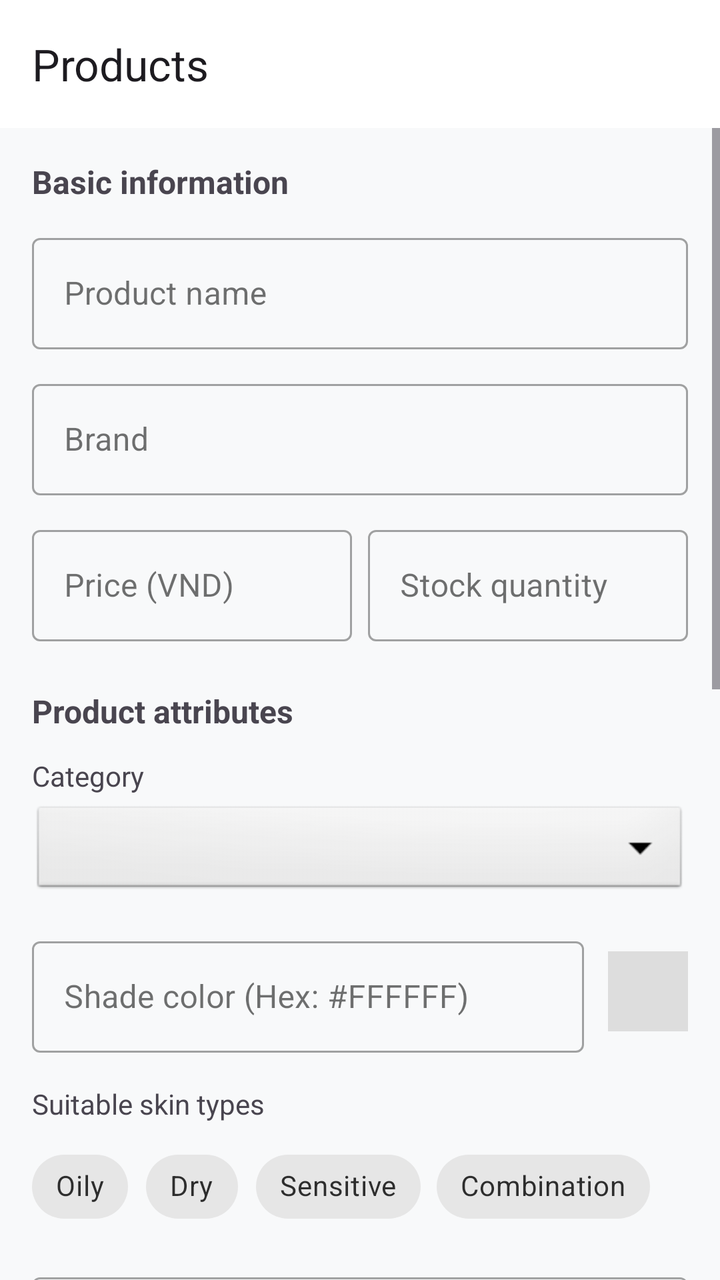
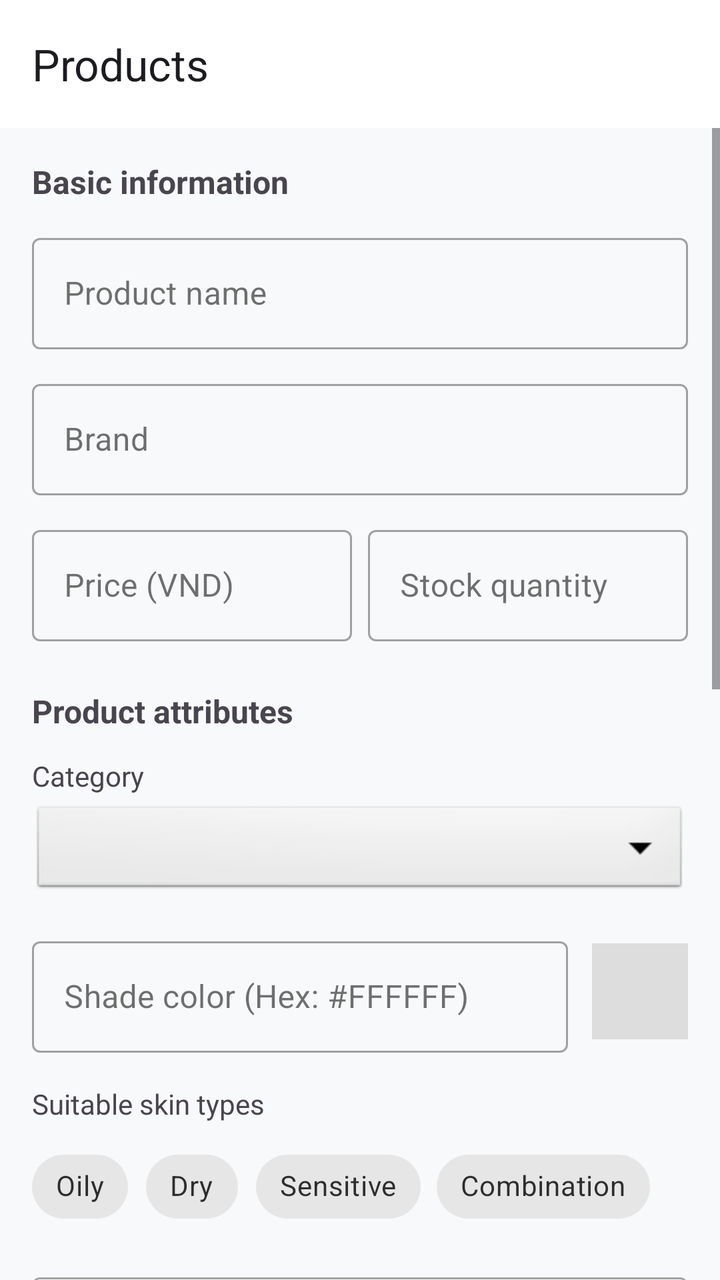

The first picture is an Android layout as it rendered before a commit; the second is the same layout after the commit. The layout source and the unified diff follow.
<!-- AndroidManifest.xml: application theme Theme.TirTirMCommerce -->
<!-- res/layout/activity_admin_product_form.xml -->
<?xml version="1.0" encoding="utf-8"?>
<androidx.coordinatorlayout.widget.CoordinatorLayout xmlns:android="http://schemas.android.com/apk/res/android"
    xmlns:app="http://schemas.android.com/apk/res-auto"
    android:layout_width="match_parent"
    android:layout_height="match_parent"
    android:background="#F8F9FA">

    <com.google.android.material.appbar.AppBarLayout
        android:layout_width="match_parent"
        android:layout_height="wrap_content">
        <androidx.appcompat.widget.Toolbar
            android:id="@+id/toolbarAdminProductForm"
            android:layout_width="match_parent"
            android:layout_height="?attr/actionBarSize"
            android:background="#FFFFFF"
            app:title="Products" />
    </com.google.android.material.appbar.AppBarLayout>

    <ScrollView
        android:layout_width="match_parent"
        android:layout_height="match_parent"
        app:layout_behavior="@string/appbar_scrolling_view_behavior">

        <LinearLayout
            android:layout_width="match_parent"
            android:layout_height="wrap_content"
            android:orientation="vertical"
            android:padding="16dp">

            
            <TextView
                android:layout_width="wrap_content"
                android:layout_height="wrap_content"
                android:text="Basic information"
                android:textStyle="bold"
                android:textSize="16sp"
                android:layout_marginBottom="12dp"/>

            <com.google.android.material.textfield.TextInputLayout
                android:layout_width="match_parent"
                android:layout_height="wrap_content"
                android:hint="Product name"
                android:layout_marginBottom="12dp"
                style="@style/Widget.MaterialComponents.TextInputLayout.OutlinedBox">
                <com.google.android.material.textfield.TextInputEditText
                    android:id="@+id/etProductName"
                    android:layout_width="match_parent"
                    android:layout_height="wrap_content" />
            </com.google.android.material.textfield.TextInputLayout>

            <com.google.android.material.textfield.TextInputLayout
                android:layout_width="match_parent"
                android:layout_height="wrap_content"
                android:hint="Brand"
                android:layout_marginBottom="12dp"
                style="@style/Widget.MaterialComponents.TextInputLayout.OutlinedBox">
                <com.google.android.material.textfield.TextInputEditText
                    android:id="@+id/etProductBrand"
                    android:layout_width="match_parent"
                    android:layout_height="wrap_content" />
            </com.google.android.material.textfield.TextInputLayout>

            <LinearLayout
                android:layout_width="match_parent"
                android:layout_height="wrap_content"
                android:orientation="horizontal"
                android:baselineAligned="false"
                android:layout_marginBottom="12dp">

                <com.google.android.material.textfield.TextInputLayout
                    android:layout_width="0dp"
                    android:layout_height="wrap_content"
                    android:layout_weight="1"
                    android:hint="Price (VND)"
                    android:layout_marginEnd="8dp"
                    style="@style/Widget.MaterialComponents.TextInputLayout.OutlinedBox">
                    <com.google.android.material.textfield.TextInputEditText
                        android:id="@+id/etProductPrice"
                        android:inputType="number"
                        android:layout_width="match_parent"
                        android:layout_height="wrap_content" />
                </com.google.android.material.textfield.TextInputLayout>

                <com.google.android.material.textfield.TextInputLayout
                    android:layout_width="0dp"
                    android:layout_height="wrap_content"
                    android:layout_weight="1"
                    android:hint="Stock quantity"
                    style="@style/Widget.MaterialComponents.TextInputLayout.OutlinedBox">
                    <com.google.android.material.textfield.TextInputEditText
                        android:id="@+id/etProductStock"
                        android:inputType="number"
                        android:layout_width="match_parent"
                        android:layout_height="wrap_content" />
                </com.google.android.material.textfield.TextInputLayout>
            </LinearLayout>

            
            <TextView
                android:layout_width="wrap_content"
                android:layout_height="wrap_content"
                android:text="Product attributes"
                android:textStyle="bold"
                android:textSize="16sp"
                android:layout_marginTop="12dp"
                android:layout_marginBottom="12dp"/>

            <TextView
                android:layout_width="wrap_content"
                android:layout_height="wrap_content"
                android:text="Category"
                android:textSize="14sp"
                android:layout_marginBottom="4dp"/>
            <Spinner
                android:id="@+id/spinnerCategory"
                android:layout_width="match_parent"
                android:layout_height="48dp"
                android:background="@android:drawable/btn_dropdown"
                android:layout_marginBottom="16dp"/>

            <LinearLayout
                android:layout_width="match_parent"
                android:layout_height="wrap_content"
                android:orientation="horizontal"
                android:gravity="center_vertical"
                android:layout_marginBottom="16dp">
                
                <com.google.android.material.textfield.TextInputLayout
                    android:layout_width="0dp"
                    android:layout_height="wrap_content"
                    android:layout_weight="1"
                    android:hint="Shade color (Hex: #FFFFFF)"
                    android:layout_marginEnd="12dp"
                    style="@style/Widget.MaterialComponents.TextInputLayout.OutlinedBox">
                    <com.google.android.material.textfield.TextInputEditText
                        android:id="@+id/etProductShadeHex"
                        android:layout_width="match_parent"
                        android:layout_height="wrap_content" />
                </com.google.android.material.textfield.TextInputLayout>

                <View
                    android:id="@+id/viewShadePreview"
                    android:layout_width="40dp"
                    android:layout_height="40dp"
                    android:background="#DDDDDD"
                    android:clickable="true"
                    android:focusable="true"/>
            </LinearLayout>

            <TextView
                android:layout_width="wrap_content"
                android:layout_height="wrap_content"
                android:text="Suitable skin types"
                android:textSize="14sp"
                android:layout_marginBottom="8dp"/>
            <com.google.android.material.chip.ChipGroup
                android:id="@+id/chipGroupSkinType"
                android:layout_width="match_parent"
                android:layout_height="wrap_content"
                android:layout_marginBottom="16dp"
                app:chipSpacing="8dp">
                <com.google.android.material.chip.Chip android:id="@+id/chipOily" style="@style/Widget.MaterialComponents.Chip.Filter" android:text="Oily" android:layout_width="wrap_content" android:layout_height="wrap_content"/>
                <com.google.android.material.chip.Chip android:id="@+id/chipDry" style="@style/Widget.MaterialComponents.Chip.Filter" android:text="Dry" android:layout_width="wrap_content" android:layout_height="wrap_content"/>
                <com.google.android.material.chip.Chip android:id="@+id/chipSensitive" style="@style/Widget.MaterialComponents.Chip.Filter" android:text="Sensitive" android:layout_width="wrap_content" android:layout_height="wrap_content"/>
                <com.google.android.material.chip.Chip android:id="@+id/chipCombination" style="@style/Widget.MaterialComponents.Chip.Filter" android:text="Combination" android:layout_width="wrap_content" android:layout_height="wrap_content"/>
            </com.google.android.material.chip.ChipGroup>

            
            <com.google.android.material.textfield.TextInputLayout
                android:layout_width="match_parent"
                android:layout_height="wrap_content"
                android:hint="Ingredients (one per line)"
                android:layout_marginBottom="12dp"
                style="@style/Widget.MaterialComponents.TextInputLayout.OutlinedBox">
                <com.google.android.material.textfield.TextInputEditText
                    android:id="@+id/etProductIngredients"
                    android:layout_width="match_parent"
                    android:layout_height="wrap_content"
                    android:gravity="top"
                    android:lines="5" />
            </com.google.android.material.textfield.TextInputLayout>

            <com.google.android.material.textfield.TextInputLayout
                android:layout_width="match_parent"
                android:layout_height="wrap_content"
                android:hint="Product description"
                android:layout_marginBottom="24dp"
                style="@style/Widget.MaterialComponents.TextInputLayout.OutlinedBox">
                <com.google.android.material.textfield.TextInputEditText
                    android:id="@+id/etProductDescription"
                    android:layout_width="match_parent"
                    android:layout_height="wrap_content"
                    android:gravity="top"
                    android:lines="4" />
            </com.google.android.material.textfield.TextInputLayout>

            
            <TextView
                android:layout_width="wrap_content"
                android:layout_height="wrap_content"
                android:text="Product images (Max 6)"
                android:textStyle="bold"
                android:textSize="16sp"
                android:layout_marginBottom="12dp"/>
            
            <android.widget.GridLayout
                android:id="@+id/gridProductImages"
                android:layout_width="match_parent"
                android:layout_height="wrap_content"
                android:columnCount="3"
                android:layout_marginBottom="12dp">
                
                <ImageView android:layout_width="100dp" android:layout_height="100dp" android:layout_margin="4dp" android:background="#EEEEEE" android:src="@android:drawable/ic_menu_gallery" android:padding="24dp" android:scaleType="centerInside"/>
                <ImageView android:layout_width="100dp" android:layout_height="100dp" android:layout_margin="4dp" android:background="#EEEEEE" android:src="@android:drawable/ic_menu_gallery" android:padding="24dp" android:scaleType="centerInside"/>
                <ImageView android:layout_width="100dp" android:layout_height="100dp" android:layout_margin="4dp" android:background="#EEEEEE" android:src="@android:drawable/ic_menu_gallery" android:padding="24dp" android:scaleType="centerInside"/>
            </android.widget.GridLayout>

            <com.google.android.material.button.MaterialButton
                android:id="@+id/btnSelectImages"
                style="@style/Widget.MaterialComponents.Button.OutlinedButton"
                android:layout_width="wrap_content"
                android:layout_height="wrap_content"
                android:text="Choose images"
                app:icon="@android:drawable/ic_menu_camera"
                android:layout_marginBottom="32dp"/>

            <com.google.android.material.button.MaterialButton
                android:id="@+id/btnSaveProduct"
                android:layout_width="match_parent"
                android:layout_height="56dp"
                android:text="SAVE PRODUCT"
                android:textSize="16sp"
                app:backgroundTint="#E91E8C"
                android:layout_marginBottom="16dp"/>

            <com.google.android.material.button.MaterialButton
                android:id="@+id/btnDeleteProduct"
                style="@style/Widget.MaterialComponents.Button.TextButton"
                android:layout_width="match_parent"
                android:layout_height="wrap_content"
                android:text="DEACTIVATE PRODUCT"
                android:textColor="#F44336"
                android:visibility="gone"/>

        </LinearLayout>
    </ScrollView>

    <ProgressBar
        android:id="@+id/progressProductForm"
        android:layout_width="wrap_content"
        android:layout_height="wrap_content"
        android:layout_gravity="center"
        android:visibility="gone"/>

</androidx.coordinatorlayout.widget.CoordinatorLayout>
<!-- resources referenced by this layout -->
<resources>
  <style name="Theme.TirTirMCommerce" parent="Base.Theme.TirTirMCommerce" />
  <style name="Base.Theme.TirTirMCommerce" parent="Theme.Material3.DayNight.NoActionBar">
          
          <item name="colorPrimary">@color/tirtir_red_primary</item>
          <item name="colorPrimaryDark">@color/tirtir_red_dark</item>
          <item name="colorPrimaryContainer">@color/tirtir_red_surface</item>
  
          
          <item name="colorOnPrimary">@color/tirtir_white</item>
          <item name="colorOnPrimaryContainer">@color/tirtir_red_primary</item>
  
          
          <item name="colorSecondary">@color/tirtir_black</item>
          <item name="colorOnSecondary">@color/tirtir_white</item>
  
          
          <item name="colorSurface">@color/tirtir_white</item>
          <item name="colorOnSurface">@color/tirtir_black</item>
          <item name="colorSurfaceVariant">@color/tirtir_off_white</item>
  
          
          <item name="android:windowBackground">@color/tirtir_off_white</item>
          <item name="android:statusBarColor">@color/tirtir_white</item>
          <item name="android:windowLightStatusBar">true</item>
  
          
          <item name="colorError">@color/tirtir_error</item>
      </style>
  <color name="tirtir_red_primary">#C62828</color>
  <color name="tirtir_red_dark">#8E0000</color>
  <color name="tirtir_red_surface">#FFEBEE</color>
  <color name="tirtir_white">#FFFFFF</color>
  <color name="tirtir_black">#111111</color>
  <color name="tirtir_off_white">#F8F8F8</color>
  <color name="tirtir_error">#D32F2F</color>
</resources>

<!-- the commit's change to res/layout/activity_admin_product_form.xml (unified diff, before → after) -->
@@ -140,8 +140,8 @@
 
                 <View
                     android:id="@+id/viewShadePreview"
-                    android:layout_width="40dp"
-                    android:layout_height="40dp"
+                    android:layout_width="48dp"
+                    android:layout_height="48dp"
                     android:background="#DDDDDD"
                     android:clickable="true"
                     android:focusable="true"/>
